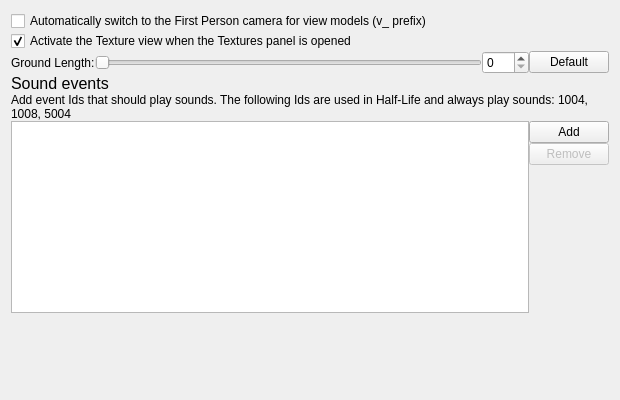
Old version of the form src/hlam/ui/options/OptionsPageStudioModel.ui in the repository SamVanheer/HalfLifeAssetManager.
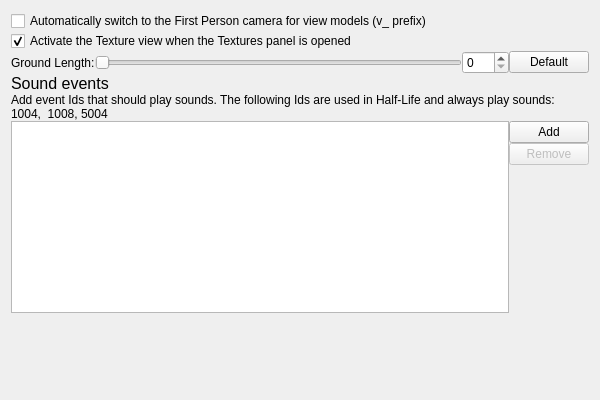
New version of the form.

Commit message: Improve Studiomodel options page layout a bit

Diff of the .ui file:
```diff
--- a/src/hlam/ui/options/OptionsPageStudioModel.ui
+++ b/src/hlam/ui/options/OptionsPageStudioModel.ui
@@ -6,7 +6,7 @@
    <rect>
     <x>0</x>
     <y>0</y>
-    <width>620</width>
+    <width>600</width>
     <height>400</height>
    </rect>
   </property>
@@ -122,7 +122,8 @@
      <item row="0" column="0" colspan="2">
       <widget class="QLabel" name="label_3">
        <property name="text">
-        <string>Add event Ids that should play sounds. The following Ids are used in Half-Life and always play sounds: 1004,  1008, 5004</string>
+        <string>Add event Ids that should play sounds. The following Ids are used in Half-Life and always play sounds:
+1004,  1008, 5004</string>
        </property>
        <property name="wordWrap">
         <bool>true</bool>
```
Left out of the diff: 40 changed lines with no effect on the pictures.
